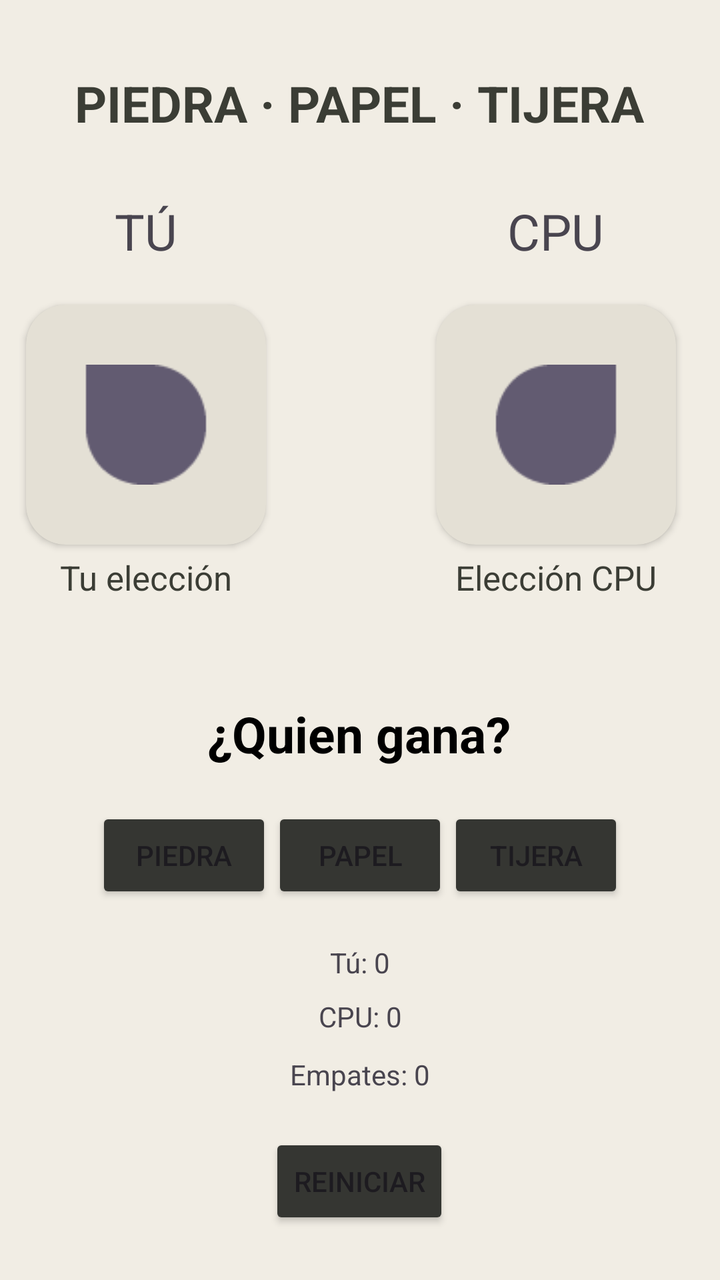
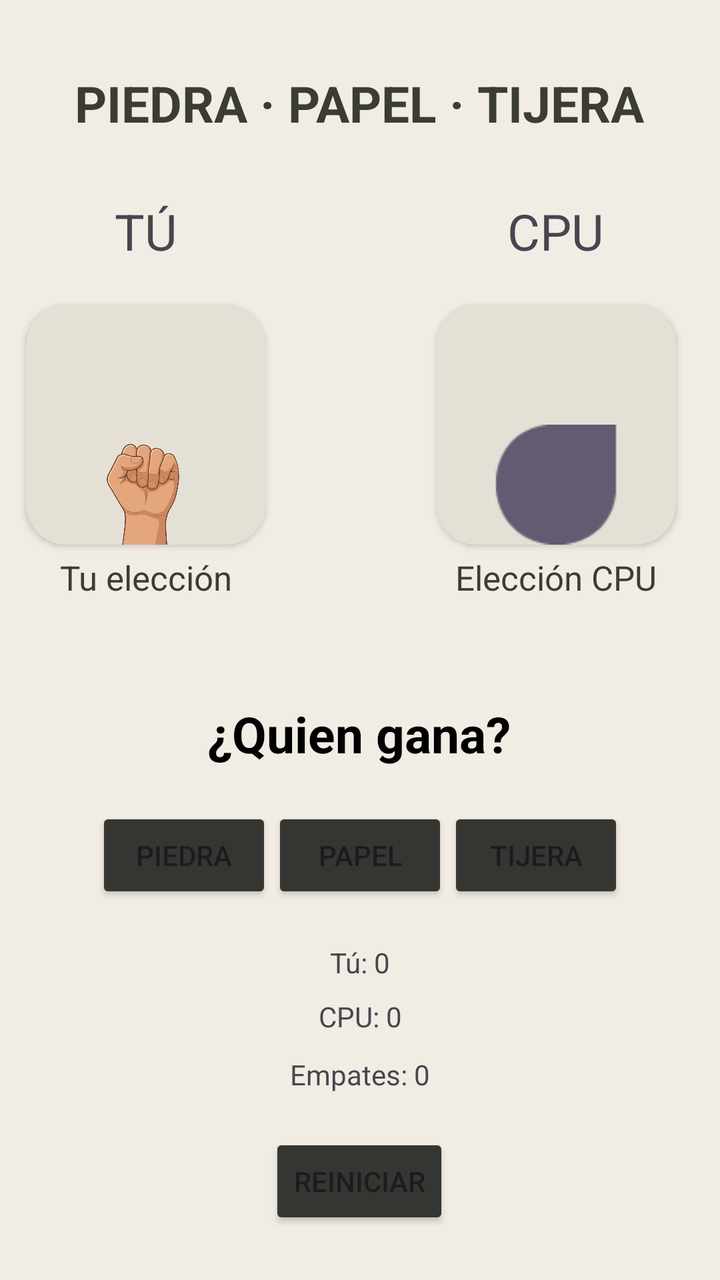

Screens rendered from an Android XML layout before and after an edit, with the pre-edit source and the edit as a unified diff.
<!-- AndroidManifest.xml: application theme Theme.PiedraPapelTijera -->
<!-- res/layout/activity_main.xml -->
<?xml version="1.0" encoding="utf-8"?>
<androidx.constraintlayout.widget.ConstraintLayout xmlns:android="http://schemas.android.com/apk/res/android"
    xmlns:app="http://schemas.android.com/apk/res-auto"
    xmlns:tools="http://schemas.android.com/tools"
    android:id="@+id/main"
    android:layout_width="match_parent"
    android:layout_height="match_parent"
    tools:context=".MainActivity"
    android:background="@color/fondo"
    >

    <TextView
        android:id="@+id/tv_jugador"
        android:layout_width="wrap_content"
        android:layout_height="wrap_content"
        android:layout_marginStart="20dp"
        android:layout_marginTop="30dp"
        android:text="TÚ"
        android:textSize="25dp"
        app:layout_constraintStart_toStartOf="@+id/tv_titulo"
        app:layout_constraintTop_toBottomOf="@+id/tv_titulo" />

    <TextView
        android:id="@+id/tv_titulo"
        android:layout_width="wrap_content"
        android:layout_height="34dp"
        android:text="PIEDRA · PAPEL · TIJERA"
        android:textSize="25sp"
        android:textStyle="bold"
        app:layout_constraintBottom_toBottomOf="parent"
        app:layout_constraintEnd_toEndOf="parent"
        app:layout_constraintHorizontal_bias="0.496"
        app:layout_constraintStart_toStartOf="parent"
        app:layout_constraintTop_toTopOf="parent"
        app:layout_constraintVertical_bias="0.057"
        android:textColor="@color/texto1"
        />

    <TextView
        android:id="@+id/tv_CPU"
        android:layout_width="wrap_content"
        android:layout_height="wrap_content"
        android:layout_marginTop="30dp"
        android:layout_marginEnd="20dp"
        android:text="CPU"
        android:textSize="25dp"
        app:layout_constraintEnd_toEndOf="@+id/tv_titulo"
        app:layout_constraintTop_toBottomOf="@+id/tv_titulo" />

    <androidx.cardview.widget.CardView
        android:id="@+id/cardView2"
        android:layout_width="120dp"
        android:layout_height="120dp"
        android:layout_marginTop="20dp"
        android:backgroundTint="@color/fondoOscuro"
        app:cardCornerRadius="20dp"
        app:layout_constraintEnd_toEndOf="@+id/tv_jugador"
        app:layout_constraintStart_toStartOf="@+id/tv_jugador"
        app:layout_constraintTop_toBottomOf="@+id/tv_jugador" >

        <ImageView
            android:id="@+id/iv_tu"
            android:layout_width="match_parent"
            android:layout_height="match_parent"
            app:srcCompat="?android:attr/textSelectHandleRight" />

    </androidx.cardview.widget.CardView>

    <androidx.cardview.widget.CardView
        android:id="@+id/cardView"
        android:layout_width="120dp"
        android:layout_height="120dp"
        android:layout_marginTop="20dp"
        android:backgroundTint="@color/fondoOscuro"
        app:cardCornerRadius="20dp"
        app:layout_constraintEnd_toEndOf="@+id/tv_CPU"
        app:layout_constraintStart_toStartOf="@+id/tv_CPU"
        app:layout_constraintTop_toBottomOf="@+id/tv_CPU" >

        <ImageView
            android:id="@+id/iv_CPU"
            android:layout_width="match_parent"
            android:layout_height="match_parent"
            app:srcCompat="?android:attr/textSelectHandleLeft" />
    </androidx.cardview.widget.CardView>

    <TextView
        android:id="@+id/tv_tuEleccion"
        android:layout_width="wrap_content"
        android:layout_height="wrap_content"
        android:layout_marginTop="5dp"
        android:text="Tu elección"
        android:textSize="17dp"
        app:layout_constraintEnd_toEndOf="@+id/cardView2"
        app:layout_constraintStart_toStartOf="@+id/cardView2"
        app:layout_constraintTop_toBottomOf="@+id/cardView2"
        android:textColor="@color/texto1"
        />

    <TextView
        android:id="@+id/tv_eleccionCPU"
        android:layout_width="wrap_content"
        android:layout_height="wrap_content"
        android:layout_marginTop="5dp"
        android:text="Elección CPU"
        android:textSize="17dp"
        app:layout_constraintEnd_toEndOf="@+id/cardView"
        app:layout_constraintStart_toStartOf="@+id/cardView"
        app:layout_constraintTop_toBottomOf="@+id/cardView"
        android:textColor="@color/texto1"
        />

    <TextView
        android:id="@+id/tv_qnGana"
        android:layout_width="wrap_content"
        android:layout_height="wrap_content"
        android:layout_marginTop="350dp"
        android:text="¿Quien gana?"
        android:textColor="@color/black"
        android:textSize="25sp"
        android:textStyle="bold"
        app:layout_constraintEnd_toEndOf="parent"
        app:layout_constraintHorizontal_bias="0.498"
        app:layout_constraintStart_toStartOf="parent"
        app:layout_constraintTop_toTopOf="parent" />

    <Button
        android:id="@+id/bt_piedra"
        android:layout_width="wrap_content"
        android:layout_height="wrap_content"
        android:layout_marginStart="55dp"
        android:layout_marginTop="20dp"
        android:backgroundTint="@color/boton"
        android:text="PIEDRA"
        app:cornerRadius="7dp"
        app:layout_constraintEnd_toStartOf="@+id/bt_papel"
        app:layout_constraintStart_toStartOf="parent"
        app:layout_constraintTop_toBottomOf="@+id/tv_qnGana" />

    <Button
        android:id="@+id/bt_papel"
        android:layout_width="wrap_content"
        android:layout_height="wrap_content"
        android:backgroundTint="@color/boton"
        android:text="PAPEL"
        app:cornerRadius="7dp"
        app:layout_constraintBottom_toBottomOf="@+id/bt_piedra"
        app:layout_constraintEnd_toStartOf="@+id/bt_tijera"
        app:layout_constraintStart_toEndOf="@+id/bt_piedra"
        app:layout_constraintTop_toTopOf="@+id/bt_piedra" />

    <Button
        android:id="@+id/bt_tijera"
        android:layout_width="wrap_content"
        android:layout_height="wrap_content"
        android:layout_marginEnd="55dp"
        android:backgroundTint="@color/boton"
        android:text="TIJERA"
        app:cornerRadius="7dp"
        app:layout_constraintBottom_toBottomOf="@+id/bt_papel"
        app:layout_constraintEnd_toEndOf="parent"
        app:layout_constraintStart_toEndOf="@+id/bt_papel"
        app:layout_constraintTop_toTopOf="@+id/bt_papel" />

    <Button
        android:id="@+id/bt_reiniciar"
        android:layout_width="wrap_content"
        android:layout_height="wrap_content"
        android:layout_marginTop="20dp"
        android:backgroundTint="@color/boton"
        android:text="REINICIAR"
        app:cornerRadius="7dp"
        app:layout_constraintEnd_toEndOf="@+id/tv_empates"
        app:layout_constraintHorizontal_bias="0.511"
        app:layout_constraintStart_toStartOf="@+id/tv_empates"
        app:layout_constraintTop_toBottomOf="@+id/tv_empates" />

    <TextView
        android:id="@+id/tv_puntTu"
        android:layout_width="wrap_content"
        android:layout_height="17dp"
        android:layout_marginTop="20dp"
        android:text="Tú: 0"
        app:layout_constraintEnd_toEndOf="@+id/bt_papel"
        app:layout_constraintStart_toStartOf="@+id/bt_papel"
        app:layout_constraintTop_toBottomOf="@+id/bt_papel" />

    <TextView
        android:id="@+id/tv_puntCPU"
        android:layout_width="wrap_content"
        android:layout_height="wrap_content"
        android:layout_marginTop="10dp"
        android:text="CPU: 0"
        app:layout_constraintEnd_toEndOf="@+id/tv_puntTu"
        app:layout_constraintStart_toStartOf="@+id/tv_puntTu"
        app:layout_constraintTop_toBottomOf="@+id/tv_puntTu" />

    <TextView
        android:id="@+id/tv_empates"
        android:layout_width="wrap_content"
        android:layout_height="wrap_content"
        android:layout_marginTop="10dp"
        android:text="Empates: 0"
        app:layout_constraintEnd_toEndOf="@+id/tv_puntCPU"
        app:layout_constraintStart_toStartOf="@+id/tv_puntCPU"
        app:layout_constraintTop_toBottomOf="@+id/tv_puntCPU" />

</androidx.constraintlayout.widget.ConstraintLayout>
<!-- resources referenced by this layout -->
<resources>
  <color name="black">#FF000000</color>
  <color name="boton">#353632</color>
  <color name="fondo">#f1ede4</color>
  <color name="fondoOscuro">#e4e0d5</color>
  <color name="texto1">#3b3d35</color>
  <style name="Theme.PiedraPapelTijera" parent="Base.Theme.PiedraPapelTijera" />
  <style name="Base.Theme.PiedraPapelTijera" parent="Theme.Material3.DayNight.NoActionBar">
          
          
      </style>
</resources>

<!-- the commit's change to res/layout/activity_main.xml (unified diff, before → after) -->
@@ -58,11 +58,18 @@
         app:layout_constraintStart_toStartOf="@+id/tv_jugador"
         app:layout_constraintTop_toBottomOf="@+id/tv_jugador" >
 
-        <ImageView
-            android:id="@+id/iv_tu"
+        <androidx.constraintlayout.widget.ConstraintLayout
             android:layout_width="match_parent"
-            android:layout_height="match_parent"
-            app:srcCompat="?android:attr/textSelectHandleRight" />
+            android:layout_height="match_parent">
+
+            <ImageView
+                android:id="@+id/iv_tu"
+                android:layout_height="60dp"
+                app:layout_constraintBottom_toBottomOf="parent"
+                app:layout_constraintEnd_toEndOf="parent"
+                app:layout_constraintStart_toStartOf="parent"
+                app:srcCompat="@drawable/piedra" />
+        </androidx.constraintlayout.widget.ConstraintLayout>
 
     </androidx.cardview.widget.CardView>
 
@@ -77,11 +84,20 @@
         app:layout_constraintStart_toStartOf="@+id/tv_CPU"
         app:layout_constraintTop_toBottomOf="@+id/tv_CPU" >
 
-        <ImageView
-            android:id="@+id/iv_CPU"
+        <androidx.constraintlayout.widget.ConstraintLayout
             android:layout_width="match_parent"
-            android:layout_height="match_parent"
-            app:srcCompat="?android:attr/textSelectHandleLeft" />
+            android:layout_height="match_parent">
+
+            <ImageView
+                android:id="@+id/iv_CPU"
+                android:layout_width="0dp"
+                android:layout_height="60dp"
+                app:layout_constraintBottom_toBottomOf="parent"
+                app:layout_constraintEnd_toEndOf="parent"
+                app:layout_constraintStart_toStartOf="parent"
+                app:srcCompat="?android:attr/textSelectHandleLeft" />
+        </androidx.constraintlayout.widget.ConstraintLayout>
+
     </androidx.cardview.widget.CardView>
 
     <TextView
<!-- resource entries referenced after the edit -->
@@ -5,6 +5,7 @@
   <color name="fondo">#f1ede4</color>
   <color name="fondoOscuro">#e4e0d5</color>
   <color name="texto1">#3b3d35</color>
+  <!-- drawable piedra: png bitmap (drawable, 101157 bytes) -->
   <style name="Theme.PiedraPapelTijera" parent="Base.Theme.PiedraPapelTijera" />
   <style name="Base.Theme.PiedraPapelTijera" parent="Theme.Material3.DayNight.NoActionBar">
           
